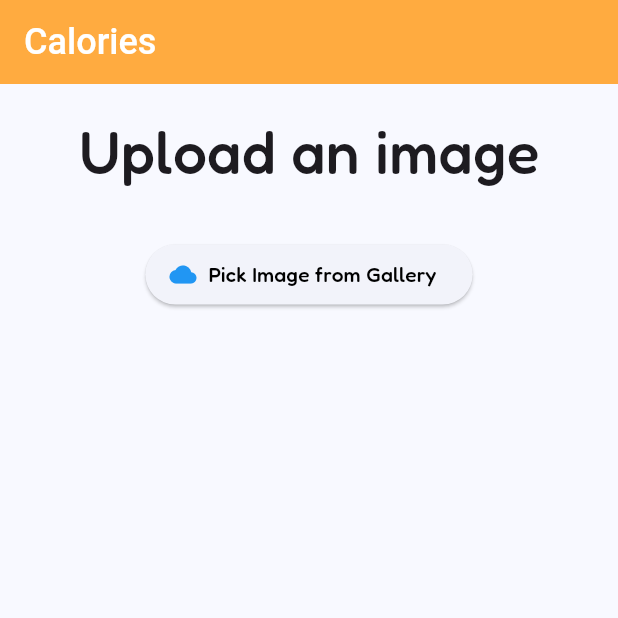
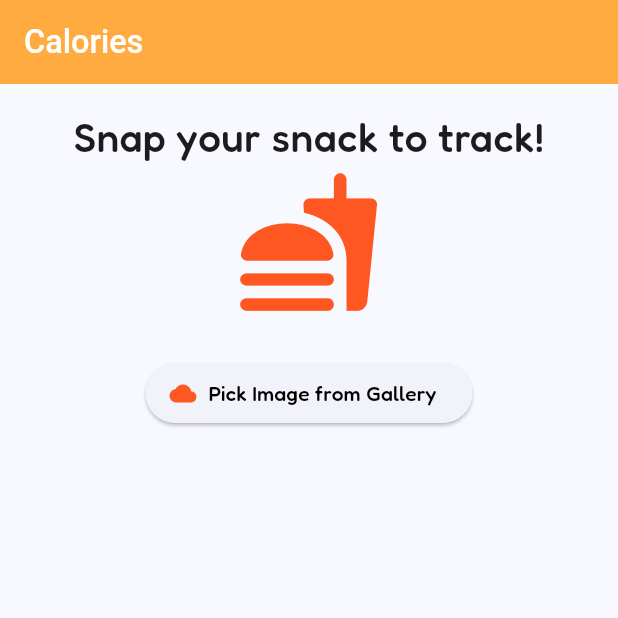
Before and after one commit to Atharva0418/Calories, a Flutter app: the screen it shows after launch, on a phone screen of 412 x 824 dp, the top half of it. Run offline on Flutter 3.47's test engine with Material 3 defaults, Android fonts, the phone set to English and light mode, and no system bars; our stand-ins replace flutter_screenutil, google_fonts, image_picker.

Commit message:
Organized the home_screen.dart by modularizing the code

```diff
--- a/lib/main.dart
+++ b/lib/main.dart
@@ -1,9 +1,9 @@
 import 'package:calories/providers/nutrition_provider.dart';
+import 'package:calories/screens/home_screen.dart';
 import 'package:flutter/material.dart';
+import 'package:flutter_screenutil/flutter_screenutil.dart';
 import 'package:google_fonts/google_fonts.dart';
 import 'package:provider/provider.dart';
-
-import 'screens/home_screen.dart';
 
 void main() {
   runApp(
@@ -19,6 +19,11 @@ class MyApp extends StatelessWidget {
 
   @override
   Widget build(BuildContext context) {
+    return ScreenUtilInit(
+      designSize: Size(411.42857142857144, 914.2857142857143),
+      minTextAdapt: true,
+      splitScreenMode: true,
+      builder: (context, child) {
         return MaterialApp(
           title: 'Calories',
           theme: ThemeData(
@@ -28,5 +33,7 @@ class MyApp extends StatelessWidget {
           ),
           home: HomeScreen(),
         );
+      },
+    );
   }
 }
--- a/lib/screens/home_screen.dart
+++ b/lib/screens/home_screen.dart
@@ -1,7 +1,11 @@
 import 'dart:io';
 
 import 'package:calories/providers/nutrition_provider.dart';
+import 'package:calories/widgets/image_preview.dart';
+import 'package:calories/widgets/nutrition_card.dart';
+import 'package:calories/widgets/pick_image_button.dart';
 import 'package:flutter/material.dart';
+import 'package:flutter_screenutil/flutter_screenutil.dart';
 import 'package:google_fonts/google_fonts.dart';
 import 'package:image_picker/image_picker.dart';
 import 'package:provider/provider.dart';
@@ -14,48 +18,6 @@ class HomeScreen extends StatefulWidget {
 }
 
 class _HomeScreenState extends State<HomeScreen> {
-  Future<void> _pickImage(BuildContext context) async {
-    final provider = context.read<NutritionProvider>();
-    final picker = ImagePicker();
-    final pickedFile = await picker.pickImage(source: ImageSource.gallery);
-
-    if (pickedFile != null) {
-      final imageFile = File(pickedFile.path);
-
-      provider.setImage(imageFile);
-    }
-  }
-
-  Widget _buildNutritionRow(String label, String value) {
-    return Padding(
-      padding: const EdgeInsets.symmetric(vertical: 0.0),
-      child: Row(
-        mainAxisAlignment: MainAxisAlignment.spaceBetween,
-        children: [
-          Text(
-            label,
-            style: GoogleFonts.fredoka(
-              textStyle: const TextStyle(
-                fontSize: 24,
-                fontWeight: FontWeight.w400,
-              ),
-            ),
-          ),
-
-          Text(
-            value,
-            style: GoogleFonts.fredoka(
-              textStyle: const TextStyle(
-                fontSize: 24,
-                fontWeight: FontWeight.w400,
-              ),
-            ),
-          ),
-        ],
-      ),
-    );
-  }
-
   @override
   Widget build(BuildContext context) {
     final nutritionProvider = context.watch<NutritionProvider>();
@@ -68,7 +30,7 @@ class _HomeScreenState extends State<HomeScreen> {
           'Calories',
           style: GoogleFonts.dynaPuff(
             textStyle: TextStyle(
-              fontSize: 24,
+              fontSize: 24.sp,
               color: Colors.white,
               fontWeight: FontWeight.w500,
             ),
@@ -76,118 +38,21 @@ class _HomeScreenState extends State<HomeScreen> {
         ),
         backgroundColor: Colors.orangeAccent,
       ),
+
       body: SingleChildScrollView(
         child: Padding(
-          padding: const EdgeInsets.all(16.0),
+          padding: EdgeInsets.all(16.0.w),
           child: Column(
             children: [
-              image != null
-                  ? Container(
-                    height: 400,
-                    width: 400,
-                    decoration: BoxDecoration(
-                      borderRadius: BorderRadius.circular(20),
-                      border: Border.all(color: Colors.orange, width: 2),
-                      boxShadow: [
-                        BoxShadow(
-                          color: Colors.deepOrange,
-                          blurRadius: 10,
-                          offset: Offset(0, 2),
-                        ),
-                      ],
-                    ),
-                    clipBehavior: Clip.antiAlias,
-                    child: Image.file(image, fit: BoxFit.cover),
-                  )
-                  : Center(
-                    child: Text(
-                      'Upload an image',
-                      style: GoogleFonts.fredoka(
-                        textStyle: TextStyle(
-                          fontWeight: FontWeight.w500,
-                          fontSize: 40,
-                        ),
-                      ),
-                    ),
-                  ),
-
-              const SizedBox(height: 20),
+              ImagePreview(image: nutritionProvider.imageFile),
+              SizedBox(height: 20.h),
 
               if (nutrition != null)
-                Container(
-                  decoration: BoxDecoration(
-                    boxShadow: [
-                      BoxShadow(
-                        color: Colors.deepOrange.withValues(alpha: 0.5),
-                        blurRadius: 10,
-                      ),
-                    ],
-                  ),
-                  child: Card(
-                    elevation: 10,
-                    shape: RoundedRectangleBorder(
-                      borderRadius: BorderRadius.circular(16),
-                    ),
-                    margin: const EdgeInsets.all(4),
-                    child: Padding(
-                      padding: const EdgeInsets.all(10),
-                      child: Column(
-                        crossAxisAlignment: CrossAxisAlignment.start,
-                        children: [
-                          Text(
-                            nutrition.food,
-                            style: GoogleFonts.fredoka(
-                              textStyle: TextStyle(
-                                fontSize: 32,
-                                fontWeight: FontWeight.w600,
-                                color: Colors.deepOrangeAccent,
-                              ),
-                            ),
-                          ),
-                          const SizedBox(height: 20),
+                NutritionCard(nutrition: nutritionProvider.nutritionInfo!),
 
-                          // const Divider(thickness: 1, color: Colors.grey),
-                          _buildNutritionRow("Energy", "${nutrition.calories}"),
+              SizedBox(height: 10.h),
 
-                          const Divider(thickness: 1, color: Colors.grey),
-
-                          _buildNutritionRow(
-                            "Protein",
-                            "${nutrition.protein} g",
-                          ),
-
-                          const Divider(thickness: 1, color: Colors.grey),
-
-                          _buildNutritionRow("Fat", "${nutrition.fat} g"),
-
-                          const Divider(thickness: 1, color: Colors.grey),
-
-                          _buildNutritionRow(
-                            "Carbohydrates",
-                            "${nutrition.carbohydrates} g",
-                          ),
-
-                          const Divider(thickness: 1, color: Colors.grey),
-
-                          _buildNutritionRow("Sugar", "${nutrition.sugar} g"),
-                        ],
-                      ),
-                    ),
-                  ),
-                ),
-              const SizedBox(height: 10),
-
-              ElevatedButton.icon(
-                onPressed: () => _pickImage(context),
-                icon: Icon(Icons.cloud, color: Colors.blue),
-
-                label: Text(
-                  'Pick Image from Gallery',
-                  style: GoogleFonts.fredoka(
-                    textStyle: const TextStyle(color: Colors.black),
-                  ),
-                ),
-              ),
+              const PickImageButton(),
             ],
           ),
         ),
--- /dev/null
+++ b/lib/widgets/image_preview.dart
@@ -0,0 +1,51 @@
+import 'dart:io';
+
+import 'package:flutter/material.dart';
+import 'package:flutter_screenutil/flutter_screenutil.dart';
+import 'package:google_fonts/google_fonts.dart';
+
+class ImagePreview extends StatelessWidget {
+  final File? image;
+
+  const ImagePreview({super.key, required this.image});
+
+  @override
+  Widget build(BuildContext context) {
+    if (image != null) {
+      return Container(
+        height: 400.h,
+        width: 400.w,
+        decoration: BoxDecoration(
+          borderRadius: BorderRadius.circular(20.r),
+          border: Border.all(color: Colors.orange, width: 2.w),
+          boxShadow: [
+            BoxShadow(
+              color: Colors.deepOrange,
+              blurRadius: 10.r,
+              offset: Offset(0, 2),
+            ),
+          ],
+        ),
+        clipBehavior: Clip.antiAlias,
+        child: Image.file(image!, fit: BoxFit.cover),
+      );
+    } else {
+      return Center(
+        child: Column(
+          children: [
+            Text(
+              'Snap your snack to track!',
+              style: GoogleFonts.fredoka(
+                textStyle: TextStyle(
+                  fontWeight: FontWeight.w500,
+                  fontSize: 30.sp,
+                ),
+              ),
+            ),
+            Icon(Icons.fastfood_rounded, size: 100, color: Colors.deepOrange),
+          ],
+        ),
+      );
+    }
+  }
+}
--- /dev/null
+++ b/lib/widgets/pick_image_button.dart
@@ -0,0 +1,37 @@
+import 'dart:io';
+
+import 'package:calories/providers/nutrition_provider.dart';
+import 'package:flutter/material.dart';
+import 'package:google_fonts/google_fonts.dart';
+import 'package:image_picker/image_picker.dart';
+import 'package:provider/provider.dart';
+
+class PickImageButton extends StatelessWidget {
+  const PickImageButton({super.key});
+
+  Future<void> _pickImage(BuildContext context) async {
+    final provider = context.read<NutritionProvider>();
+    final picker = ImagePicker();
+    final pickedFile = await picker.pickImage(source: ImageSource.gallery);
+
+    if (pickedFile != null) {
+      final imageFile = File(pickedFile.path);
+
+      provider.setImage(imageFile);
+    }
+  }
+
+  @override
+  Widget build(BuildContext context) {
+    return ElevatedButton.icon(
+      onPressed: () => _pickImage(context),
+      icon: Icon(Icons.cloud, color: Colors.deepOrange),
+      label: Text(
+        'Pick Image from Gallery',
+        style: GoogleFonts.fredoka(
+          textStyle: const TextStyle(color: Colors.black),
+        ),
+      ),
+    );
+  }
+}
--- a/pubspec.yaml
+++ b/pubspec.yaml
@@ -37,6 +37,7 @@ dependencies:
   image_picker: ^1.0.4
   provider: ^6.1.5
   google_fonts: ^6.2.1
+  flutter_screenutil: ^5.9.3
 
 
 dev_dependencies:
```
Also changed, not shown: lib/widgets/nutrition_card.dart (added, +93 -0 lines), pubspec.lock. Lines whose indentation alone changed are shown as unchanged.
